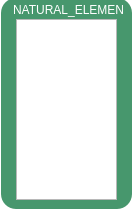
Before: the Qt Designer form Element.ui in lznt/p2Scripts, drawn with Qt 5.
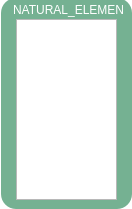
After: the same form once the commit is applied.

```diff
--- a/Element.ui
+++ b/Element.ui
@@ -18,7 +18,7 @@
   </property>
   <property name="styleSheet">
    <string notr="true">QWidget#Element{ background-color: transparent;}
-QFrame#frame{ background-color: rgba(21,122,69,200); border-radius: 15px; }</string>
+QFrame#frame{ background-color: rgba(21,122,69,150); border-radius: 15px; }</string>
   </property>
   <widget class="QFrame" name="frame">
    <property name="geometry">
```
